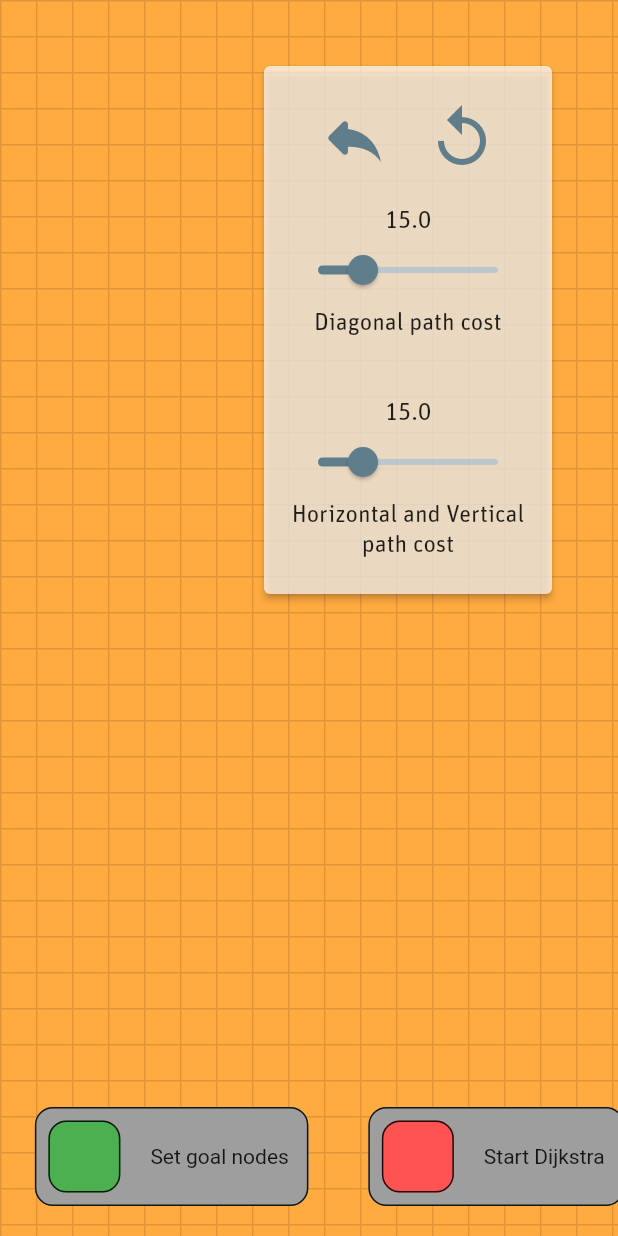
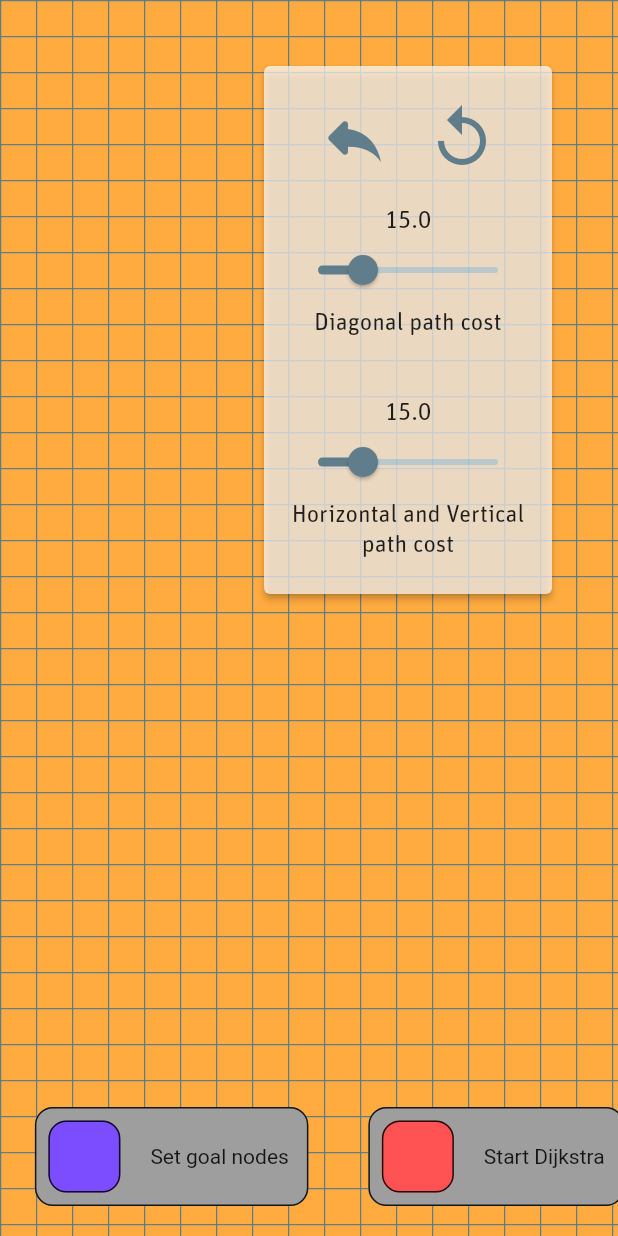
Before and after one commit to igniti0n/flutter_algorithms_visualization, a Flutter app: the screen it shows after launch, on a phone screen of 412 x 824 dp. Run offline on Flutter 3.47's test engine with Material 2 defaults, Android fonts, the phone set to English and light mode, and no system bars; our stand-ins replace flutter_riverpod, freezed_annotation, riverpod, rxdart.

Commit message:
small app changes

```diff
--- a/lib/common/models/node.dart
+++ b/lib/common/models/node.dart
@@ -1,4 +1,10 @@
 import 'package:uuid/uuid.dart';
+
+class NodeCoordinate {
+  final int x;
+  final int y;
+  NodeCoordinate(this.x, this.y);
+}
 
 class Node {
   final String id = const Uuid().v4();
--- /dev/null
+++ b/lib/notifiers/node_provider.dart
@@ -0,0 +1,18 @@
+import 'package:flutter_riverpod/flutter_riverpod.dart';
+import 'package:path_finding/common/models/node.dart';
+import 'package:path_finding/notifiers/nodes_state_notifier.dart';
+
+final nodeProvider =
+    StateProvider.family<Node, NodeCoordinate>((ref, coordinates) {
+  final nodes = ref.watch(nodesStateNotifierProvider);
+  final node = nodes.elementAt(coordinates.x).elementAt(coordinates.y);
+  final someNode = node.copyWith(
+    x: node.x,
+    y: node.y,
+    isGoalNode: node.isGoalNode,
+    isWall: node.isWall,
+    isVisited: node.isVisited,
+    isOnTracablePathToGoal: node.isOnTracablePathToGoal,
+  );
+  return someNode;
+});
--- a/lib/notifiers/nodes_state_notifier.dart
+++ b/lib/notifiers/nodes_state_notifier.dart
@@ -13,7 +13,7 @@ class NodesNotifier extends StateNotifier<NodesArray> {
   NodesNotifier(this._nodesRepository) : super([]) {
     state = _nodesRepository.allNodes;
     _nodesUpdateSubscription =
-        _nodesRepository.nodesArrayUpdatestream.listen(_onNodesArraUpdate);
+        _nodesRepository.nodesArrayUpdatestream.listen(_onNodesArrayUpdate);
     setWallAt(0, 0);
     resetAt(0, 0);
   }
@@ -26,7 +26,7 @@ class NodesNotifier extends StateNotifier<NodesArray> {
 
   NodesArray getAllNodes() => _nodesRepository.allNodes;
 
-  void _onNodesArraUpdate(NodesArray updatedArray) {
+  void _onNodesArrayUpdate(NodesArray updatedArray) {
     state = [];
     state = updatedArray;
   }
--- a/lib/ui/colors.dart
+++ b/lib/ui/colors.dart
@@ -3,8 +3,8 @@ import 'package:flutter/material.dart';
 class AppColors {
   static const wallColor = Colors.black87;
   static const idleColor = Colors.orangeAccent;
-  static const visitedColor = Colors.blueAccent;
-  static const goalColor = Colors.green;
+  static const visitedColor = Colors.lightBlue;
+  static const goalColor = Colors.deepPurpleAccent;
   static const pathColor = Colors.redAccent;
   static const actionSelected = Colors.white;
   static const actionUnselected = Colors.grey;
--- a/lib/ui/widgets/square.dart
+++ b/lib/ui/widgets/square.dart
@@ -2,30 +2,11 @@ import 'package:flutter/cupertino.dart';
 import 'package:flutter/material.dart';
 import 'package:flutter_riverpod/flutter_riverpod.dart';
 import 'package:path_finding/common/models/node.dart';
+import 'package:path_finding/notifiers/node_provider.dart';
 import 'package:path_finding/notifiers/nodes_state_notifier.dart';
 import 'package:path_finding/notifiers/selected_action_provider/selected_action_provider.dart';
 import 'package:path_finding/ui/colors.dart';
-
-final nodeProvider =
-    StateProvider.family<Node, NodeCoordinate>((ref, coordinates) {
-  final nodes = ref.watch(nodesStateNotifierProvider);
-  final node = nodes.elementAt(coordinates.x).elementAt(coordinates.y);
-  final someNode = node.copyWith(
-    x: node.x,
-    y: node.y,
-    isGoalNode: node.isGoalNode,
-    isWall: node.isWall,
-    isVisited: node.isVisited,
-    isOnTracablePathToGoal: node.isOnTracablePathToGoal,
-  );
-  return someNode;
-});
-
-class NodeCoordinate {
-  final int x;
-  final int y;
-  NodeCoordinate(this.x, this.y);
-}
+import 'package:vector_math/vector_math_64.dart' show Vector3;
 
 class Square extends ConsumerStatefulWidget {
   static const double size = 24;
@@ -66,18 +47,23 @@ class _SquareState extends ConsumerState<Square> {
         onPanDown: (_) {
           _callAction(ref, context);
         },
-        child: AnimatedContainer(
-          duration: const Duration(milliseconds: 400),
+        child: Container(
           decoration: BoxDecoration(
-            color: _determineColor(node),
-            border: Border.all(color: Colors.black12),
+            color: AppColors.idleColor, //_determineColor(node),
+            border: Border.all(color: AppColors.sliderColor),
           ),
-
-          child: const SizedBox(
+          alignment: Alignment.center,
+          child: SizedBox(
             width: Square.size,
             height: Square.size,
+            child: AnimatedContainer(
+              duration: const Duration(milliseconds: 400),
+              curve: Curves.easeOut,
+              decoration: BoxDecoration(
+                color: _determineColor(node),
+              ),
+            ),
           ),
-          //),
         ),
       ),
     );
@@ -120,4 +106,18 @@ class _SquareState extends ConsumerState<Square> {
     }
     return AppColors.idleColor;
   }
+
+  Vector3 _determineSize(Node node) {
+    return node.isWall ? Vector3(0, 0, 1) : Vector3(0, 0, 1);
+    // if (node.isOnTracablePathToGoal) {
+    //   return Square.size;
+    // } else if (node.isGoalNode) {
+    //   return Square.size;
+    // } else if (node.isWall) {
+    //   return Square.size;
+    // } else if (node.isVisited) {
+    //   return Square.size;
+    // }
+    // return 0;
+  }
 }
```
